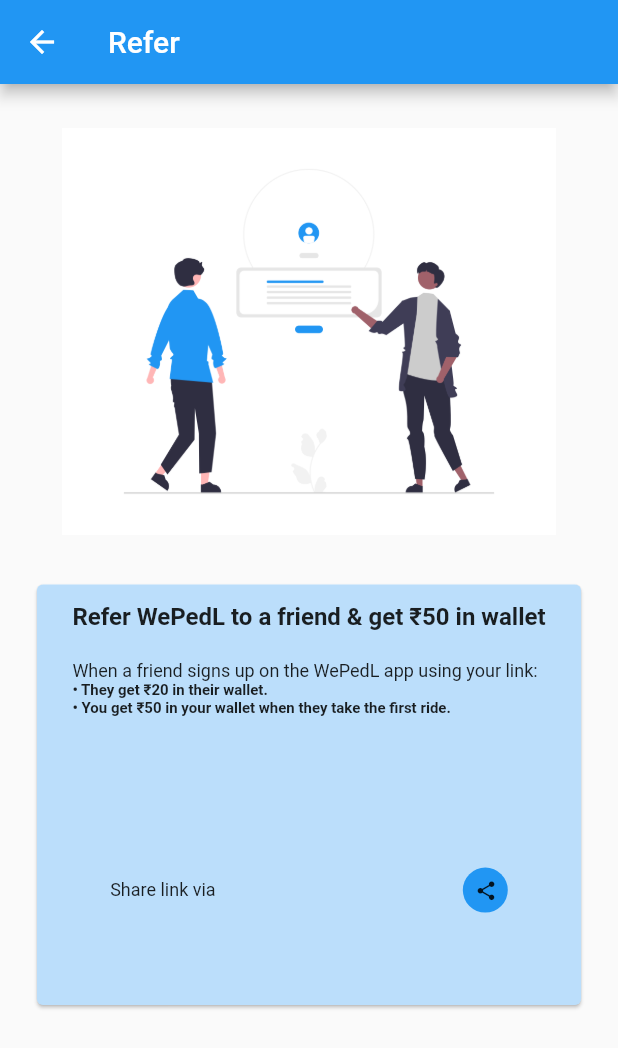
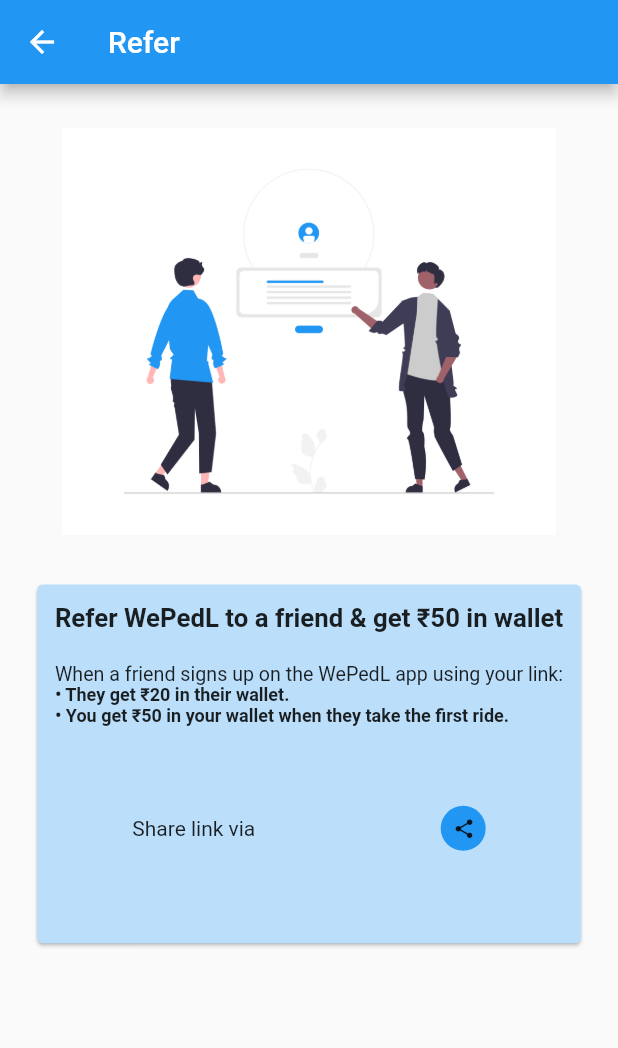
Before and after one commit to Mayuresh-G-Mhatre/public-bicycle-sharing-2, a Flutter app: the ReferScreen screen opened directly, on a phone screen of 412 x 824 dp. Shown: the top 1048 px of the screen. Run offline on Flutter 3.47's test engine with Material 2 defaults, Android fonts, the phone set to English and light mode, and no system bars; our stand-ins replace animated_text_kit, lottie, otp_text_field, salomon_bottom_bar, share_plus, shared_preferences and 1 more; accounts and stored records are empty.

Commit message:
resized refer screen

```diff
--- a/lib/screens/refer/refer.dart
+++ b/lib/screens/refer/refer.dart
@@ -35,9 +35,8 @@ class _ReferScreenState extends State<ReferScreen> {
             ),
           ),
           SizedBox(
-            // color: Colors.red,
             width: width * 0.9,
-            height: height * 0.35,
+            height: height * 0.3,
             child: Card(
               color: Colors.blue[100],
               child: Column(
@@ -46,35 +45,47 @@ class _ReferScreenState extends State<ReferScreen> {
                   Padding(
                     padding: const EdgeInsets.all(12.0),
                     child: SizedBox(
-                      height: height * 0.2,
+                      height: height * 0.15,
                       child: Column(
                         crossAxisAlignment: CrossAxisAlignment.start,
                         // ignore: prefer_const_literals_to_create_immutables
                         children: [
-                          const Text(
+                          const FittedBox(
+                            fit: BoxFit.scaleDown,
+                            child: Text(
                               'Refer WePedL to a friend & get \u{20B9}50 in wallet',
                               style: TextStyle(
                                 fontWeight: FontWeight.bold,
-                              fontSize: 16.0,
+                                fontSize: 18.0,
+                              ),
                             ),
                           ),
                           const SizedBox(height: 20.0),
-                          const Text(
+                          const FittedBox(
+                            fit: BoxFit.scaleDown,
+                            child: Text(
                               'When a friend signs up on the WePedL app using your link:',
-                            style: TextStyle(fontSize: 12.0),
+                              style: TextStyle(fontSize: 14.0),
                             ),
-                          const Text(
+                          ),
+                          const FittedBox(
+                            fit: BoxFit.scaleDown,
+                            child: Text(
                               '\u{2022} They get \u{20B9}20 in their wallet.',
                               style: TextStyle(
                                 fontWeight: FontWeight.bold,
-                              fontSize: 10.0,
+                                fontSize: 12.0,
                               ),
                             ),
-                          const Text(
+                          ),
+                          const FittedBox(
+                            fit: BoxFit.scaleDown,
+                            child: Text(
                               '\u{2022} You get \u{20B9}50 in your wallet when they take the first ride.',
                               style: TextStyle(
                                 fontWeight: FontWeight.bold,
-                              fontSize: 10.0,
+                                fontSize: 12.0,
+                              ),
                             ),
                           ),
                         ],
@@ -84,11 +95,14 @@ class _ReferScreenState extends State<ReferScreen> {
                   Row(
                     mainAxisAlignment: MainAxisAlignment.center,
                     children: [
-                      const Text(
+                      const FittedBox(
+                        fit: BoxFit.scaleDown,
+                        child: Text(
                           'Share link via',
-                        style: TextStyle(fontSize: 12.0),
+                          style: TextStyle(fontSize: 14.0),
                         ),
-                      SizedBox(width: width * 0.4),
+                      ),
+                      SizedBox(width: width * 0.3),
                       Container(
                         height: 30,
                         width: 30,
```
Lines whose indentation alone changed are shown as unchanged.
